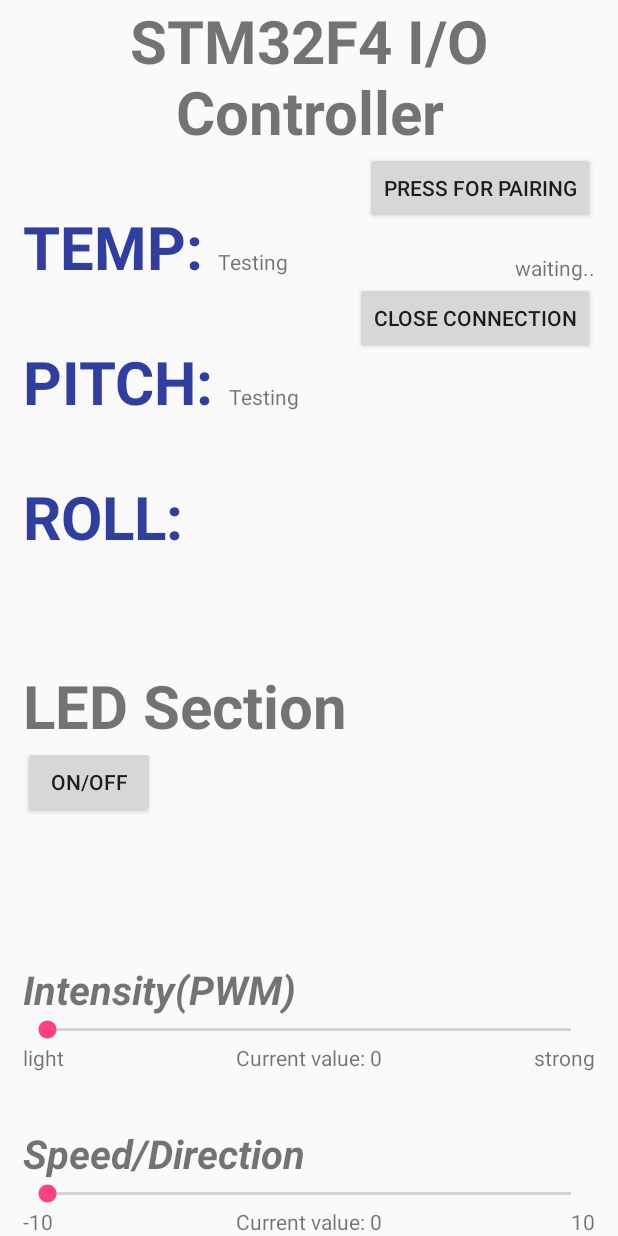
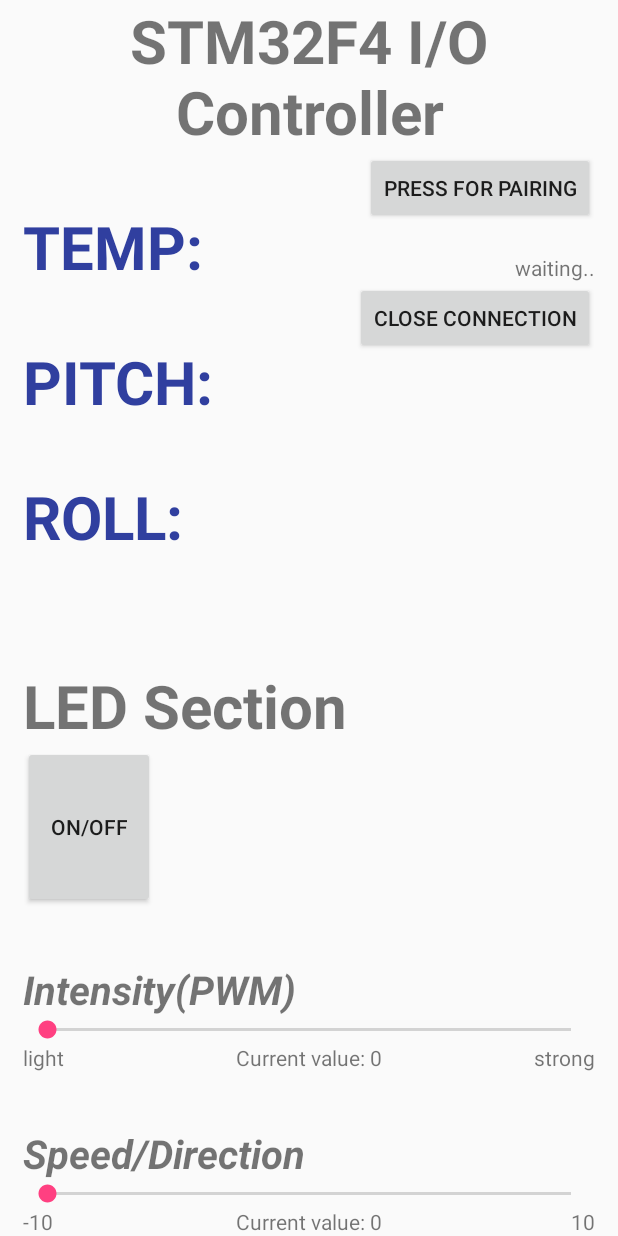
Before and after one commit to henryqi91/MicroPXiaomiUUUU, an Android app: the screen it shows after launch (MainActivity), on a phone screen of 412 x 824 dp. Run offline under Robolectric (Android 15) with nearby library versions, the phone set to English and light mode, and no system bars; 4 statements that could not run were skipped.

Commit message:
BLE in progress:
--How to update text data on the app?(read/notify?)....

```diff
--- a/app/src/main/java/com/example/henryqi_code/micropxiaomiuuuu/MainActivity.java
+++ b/app/src/main/java/com/example/henryqi_code/micropxiaomiuuuu/MainActivity.java
@@ -68,7 +68,7 @@ public class MainActivity extends AppCompatActivity {
     public static String UUID_SAMPLE_SERVICE = "02366e80-cf3a-11e1-9ab4-0002a5d5c51b";
     //UUID for 4 characteristics:
     public static String UUID_TEST_BUTTON = "e23e78a0-cf4a-11e1-8ffc-0002a5d5c51b"; //Free Fall
-    public static String UUID_TEMP_MEASUREMENT = "";
+    public static String UUID_TEMP_MEASUREMENT = "a32e5520-e477-11e2-a9e3-0002a5d5c51b";
     public static String UUID_PITCH_MEASUREMENT = "cd20c480-e48b-11e2-840b0002a5d5c51b";
     public static String UUID_ROLL_MEASUREMENT = "01c50b60-e48c-11e2-a073-0002a5d5c51b";
 
@@ -316,6 +316,7 @@ public class MainActivity extends AppCompatActivity {
                     mGatt.setCharacteristicNotification(gattCharacteristic, true);
                 }
                 uuid = gattCharacteristic.getUuid().toString();
+                //
                 if(uuid.equals(UUID_ROLL_MEASUREMENT)){
                     rV = gattCharacteristic.getIntValue(0x12,1);
                     rollValueUpdate(rV);
--- a/app/src/main/res/layout/activity_main.xml
+++ b/app/src/main/res/layout/activity_main.xml
@@ -51,7 +51,6 @@
             android:layout_width="wrap_content"
             android:layout_height="wrap_content"
             android:editable="false"
-            android:text="Testing"
             android:layout_marginRight="@dimen/activity_horizontal_margin"
             android:id="@+id/tempBox"
             />
@@ -78,7 +77,6 @@
             android:layout_width="wrap_content"
             android:layout_height="wrap_content"
             android:editable="false"
-
             android:text="PITCH: "
             android:textSize="60px"
             android:textColor="@color/Dark"
@@ -89,7 +87,6 @@
             android:layout_width="wrap_content"
             android:layout_height="wrap_content"
             android:editable="false"
-            android:text="Testing"
             android:layout_marginRight="@dimen/activity_horizontal_margin"
             android:id="@+id/pitchBox"
             />
@@ -193,7 +190,6 @@
         android:layout_width="match_parent"
         android:layout_height="wrap_content"
         android:layout_below="@+id/emptyLineRoll1"
-
         android:text="LED Section"
         android:textSize="60px"
         android:textStyle="bold"
@@ -206,7 +202,7 @@
         android:layout_height="wrap_content"
         android:text="ON/OFF"
         android:layout_below="@+id/ledText"
-        />
+        android:layout_above="@+id/emptyLineInten" />
 
     <!-- empty line above intensity-->
     <TextView
```
